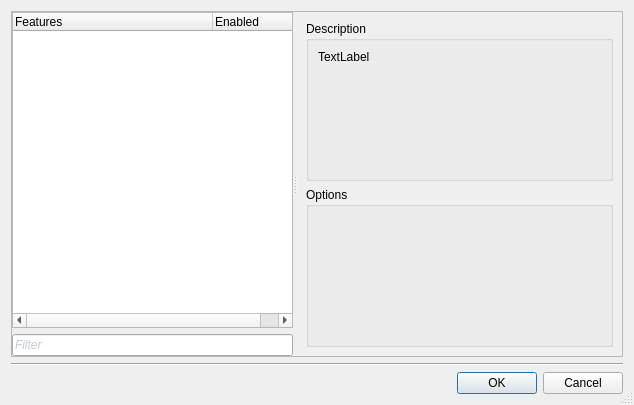
Above: ui/SettingsDialog.ui from ImageProcessing-ElectronicPublications/scantailor-deviant before the change. Below: the same form after it.
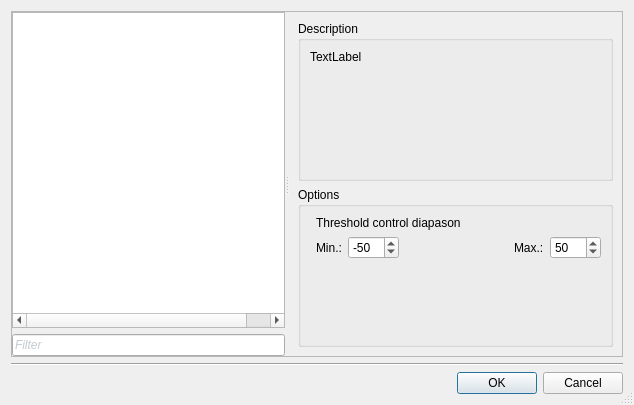
That is the form after the change. The open tabs and pages were chosen to show the change. Custom widgets are drawn as their Qt base class.

Commit message: Setting to control min/max range for bw threshold slider

Patch:
```diff
--- a/ui/SettingsDialog.ui
+++ b/ui/SettingsDialog.ui
@@ -84,7 +84,7 @@
           <number>2</number>
          </property>
          <attribute name="headerVisible">
-          <bool>true</bool>
+          <bool>false</bool>
          </attribute>
          <attribute name="headerCascadingSectionResizes">
           <bool>true</bool>
@@ -866,7 +866,72 @@
           <property name="title">
            <string>Options</string>
           </property>
-          <layout class="QFormLayout" name="formLayout_9"/>
+          <layout class="QFormLayout" name="formLayout_9">
+           <item row="0" column="1">
+            <widget class="QLabel" name="ThresholdMinMaxLabel">
+             <property name="text">
+              <string>Threshold control diapason</string>
+             </property>
+            </widget>
+           </item>
+           <item row="1" column="1">
+            <layout class="QHBoxLayout" name="horizontalLayout_2">
+             <item>
+              <widget class="QLabel" name="ThresholdMinLabel">
+               <property name="text">
+                <string>Min.:</string>
+               </property>
+              </widget>
+             </item>
+             <item>
+              <widget class="QSpinBox" name="ThresholdMinValue">
+               <property name="minimum">
+                <number>-128</number>
+               </property>
+               <property name="maximum">
+                <number>127</number>
+               </property>
+               <property name="value">
+                <number>-50</number>
+               </property>
+              </widget>
+             </item>
+             <item>
+              <spacer name="horizontalSpacer_2">
+               <property name="orientation">
+                <enum>Qt::Horizontal</enum>
+               </property>
+               <property name="sizeHint" stdset="0">
+                <size>
+                 <width>40</width>
+                 <height>20</height>
+                </size>
+               </property>
+              </spacer>
+             </item>
+             <item>
+              <widget class="QLabel" name="ThresholdMaxLabel">
+               <property name="text">
+                <string>Max.:</string>
+               </property>
+              </widget>
+             </item>
+             <item>
+              <widget class="QSpinBox" name="ThresholdMaxValue">
+               <property name="minimum">
+                <number>-128</number>
+               </property>
+               <property name="maximum">
+                <number>127</number>
+               </property>
+               <property name="value">
+                <number>50</number>
+               </property>
+              </widget>
+             </item>
+            </layout>
+           </item>
+          </layout>
          </widget>
         </item>
        </layout>
```
Left out of the diff: 2 changed lines with no effect on the pictures. The commit also changes 18 other files.
